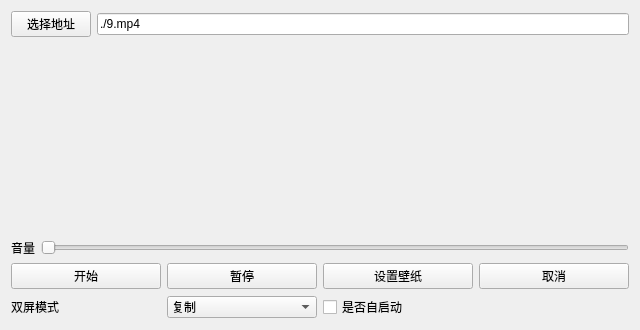
Old version of the form settingwindow.ui in the repository dependon/fantascene-dynamic-wallpaper.
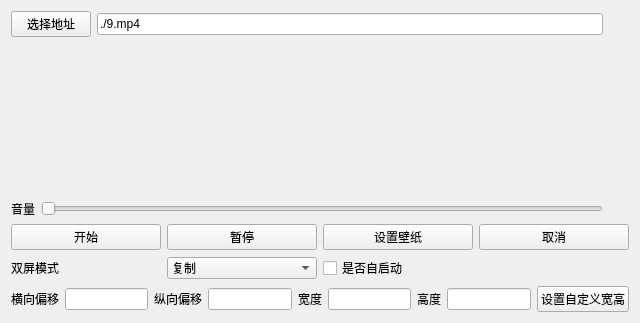
New version of the form.

Commit message: 更新一点可以自己设置尺寸

```diff
--- a/settingwindow.ui
+++ b/settingwindow.ui
@@ -6,15 +6,15 @@
    <rect>
     <x>0</x>
     <y>0</y>
-    <width>640</width>
-    <height>330</height>
+    <width>633</width>
+    <height>323</height>
    </rect>
   </property>
   <property name="windowTitle">
    <string>MainWindow</string>
   </property>
   <layout class="QGridLayout" name="gridLayout">
-   <item row="0" column="0" colspan="2">
+   <item row="0" column="0">
     <layout class="QHBoxLayout" name="horizontalLayout_2">
      <item>
       <widget class="QPushButton" name="pathBtn">
@@ -32,7 +32,7 @@
      </item>
     </layout>
    </item>
-   <item row="1" column="0">
+   <item row="1" column="1">
     <spacer name="verticalSpacer">
      <property name="orientation">
       <enum>Qt::Vertical</enum>
@@ -45,6 +45,27 @@
      </property>
     </spacer>
    </item>
+   <item row="2" column="0">
+    <layout class="QHBoxLayout" name="horizontalLayout_3">
+     <item>
+      <widget class="QLabel" name="label">
+       <property name="text">
+        <string>音量</string>
+       </property>
+      </widget>
+     </item>
+     <item>
+      <widget class="QSlider" name="Slider">
+       <property name="maximum">
+        <number>100</number>
+       </property>
+       <property name="orientation">
+        <enum>Qt::Horizontal</enum>
+       </property>
+      </widget>
+     </item>
+    </layout>
+   </item>
    <item row="3" column="0" colspan="2">
     <layout class="QHBoxLayout" name="horizontalLayout">
      <item>
@@ -125,7 +146,11 @@
      </item>
     </layout>
    </item>
-   <item row="4" column="0">
+   <item row="4" column="0" colspan="2">
+    <layout class="QVBoxLayout" name="verticalLayout">
+     <item>
+      <layout class="QHBoxLayout" name="horizontalLayout_12">
+       <item>
     <layout class="QHBoxLayout" name="horizontalLayout_5">
      <item>
       <widget class="QLabel" name="label_2">
@@ -150,7 +175,7 @@
      </item>
     </layout>
    </item>
-   <item row="4" column="1">
+       <item>
     <layout class="QHBoxLayout" name="horizontalLayout_4">
      <item>
       <widget class="QCheckBox" name="autoStartBox">
@@ -161,24 +186,78 @@
      </item>
     </layout>
    </item>
-   <item row="2" column="0" colspan="2">
-    <layout class="QHBoxLayout" name="horizontalLayout_3">
+      </layout>
+     </item>
      <item>
-      <widget class="QLabel" name="label">
+      <layout class="QHBoxLayout" name="horizontalLayout_11">
+       <item>
+        <layout class="QHBoxLayout" name="horizontalLayout_10">
+         <item>
+          <layout class="QHBoxLayout" name="horizontalLayout_6">
+           <item>
+            <widget class="QLabel" name="label_5">
        <property name="text">
-        <string>音量</string>
+              <string>横向偏移</string>
        </property>
       </widget>
      </item>
      <item>
-      <widget class="QSlider" name="Slider">
-       <property name="maximum">
-        <number>100</number>
-       </property>
-       <property name="orientation">
-        <enum>Qt::Horizontal</enum>
-       </property>
-      </widget>
+            <widget class="QLineEdit" name="widthPY"/>
+           </item>
+          </layout>
+         </item>
+         <item>
+          <layout class="QHBoxLayout" name="horizontalLayout_7">
+           <item>
+            <widget class="QLabel" name="label_6">
+             <property name="text">
+              <string>纵向偏移</string>
+             </property>
+            </widget>
+           </item>
+           <item>
+            <widget class="QLineEdit" name="heightPY"/>
+           </item>
+          </layout>
+         </item>
+         <item>
+          <layout class="QHBoxLayout" name="horizontalLayout_8">
+           <item>
+            <widget class="QLabel" name="label_3">
+             <property name="text">
+              <string>宽度</string>
+             </property>
+            </widget>
+           </item>
+           <item>
+            <widget class="QLineEdit" name="width"/>
+           </item>
+          </layout>
+         </item>
+         <item>
+          <layout class="QHBoxLayout" name="horizontalLayout_9">
+           <item>
+            <widget class="QLabel" name="label_4">
+             <property name="text">
+              <string>高度</string>
+             </property>
+            </widget>
+           </item>
+           <item>
+            <widget class="QLineEdit" name="height"/>
+           </item>
+          </layout>
+         </item>
+        </layout>
+       </item>
+       <item>
+        <widget class="QPushButton" name="setManual">
+         <property name="text">
+          <string>设置自定义宽高</string>
+         </property>
+        </widget>
+       </item>
+      </layout>
      </item>
     </layout>
    </item>
```
Left out of the diff: 5 changed lines with no effect on the pictures. Lines whose indentation alone changed are shown as unchanged. The commit also changes 5 other files.
